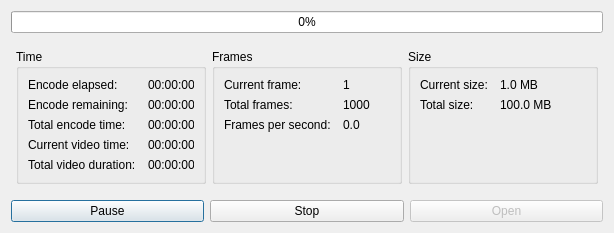
Old version of the form src/EncodeWindow.ui in the repository mikoro/orientview.
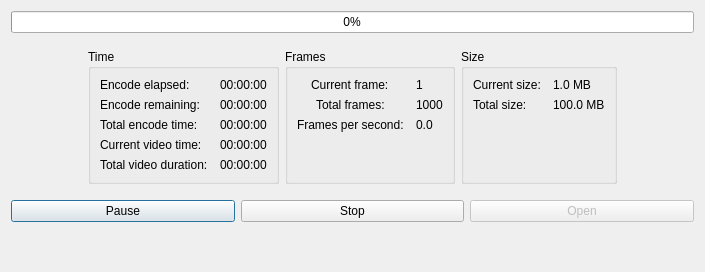
New version of the form. Icons and pictures are not drawn.

Patch:
```diff
--- a/src/EncodeWindow.ui
+++ b/src/EncodeWindow.ui
@@ -6,8 +6,8 @@
    <rect>
     <x>0</x>
     <y>0</y>
-    <width>614</width>
-    <height>224</height>
+    <width>705</width>
+    <height>272</height>
    </rect>
   </property>
   <property name="minimumSize">
@@ -74,7 +74,7 @@
       <widget class="QGroupBox" name="groupBox">
        <property name="minimumSize">
         <size>
-         <width>190</width>
+         <width>0</width>
          <height>0</height>
         </size>
        </property>
@@ -82,6 +82,15 @@
         <string>Time</string>
        </property>
        <layout class="QFormLayout" name="formLayout">
+        <property name="fieldGrowthPolicy">
+         <enum>QFormLayout::AllNonFixedFieldsGrow</enum>
+        </property>
+        <property name="labelAlignment">
+         <set>Qt::AlignLeading|Qt::AlignLeft|Qt::AlignVCenter</set>
+        </property>
+        <property name="formAlignment">
+         <set>Qt::AlignLeading|Qt::AlignLeft|Qt::AlignTop</set>
+        </property>
         <property name="horizontalSpacing">
          <number>12</number>
         </property>
@@ -292,7 +301,7 @@
       <widget class="QGroupBox" name="groupBox_2">
        <property name="minimumSize">
         <size>
-         <width>190</width>
+         <width>0</width>
          <height>0</height>
         </size>
        </property>
@@ -300,6 +309,15 @@
         <string>Frames</string>
        </property>
        <layout class="QFormLayout" name="formLayout_2">
+        <property name="fieldGrowthPolicy">
+         <enum>QFormLayout::AllNonFixedFieldsGrow</enum>
+        </property>
+        <property name="labelAlignment">
+         <set>Qt::AlignCenter</set>
+        </property>
+        <property name="formAlignment">
+         <set>Qt::AlignLeading|Qt::AlignLeft|Qt::AlignTop</set>
+        </property>
         <property name="horizontalSpacing">
          <number>12</number>
         </property>
@@ -424,7 +442,7 @@
       <widget class="QGroupBox" name="groupBox_3">
        <property name="minimumSize">
         <size>
-         <width>190</width>
+         <width>0</width>
          <height>0</height>
         </size>
        </property>
@@ -435,6 +453,12 @@
         <property name="fieldGrowthPolicy">
          <enum>QFormLayout::AllNonFixedFieldsGrow</enum>
         </property>
+        <property name="labelAlignment">
+         <set>Qt::AlignLeading|Qt::AlignLeft|Qt::AlignVCenter</set>
+        </property>
+        <property name="formAlignment">
+         <set>Qt::AlignLeading|Qt::AlignLeft|Qt::AlignTop</set>
+        </property>
         <property name="horizontalSpacing">
          <number>12</number>
         </property>
```
